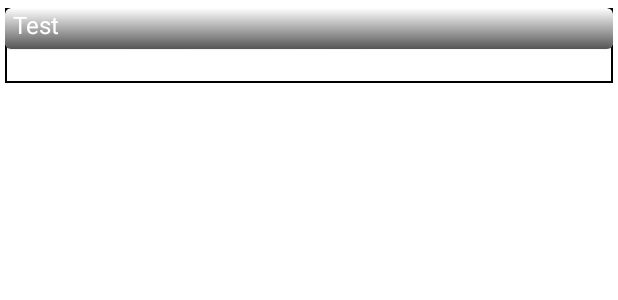
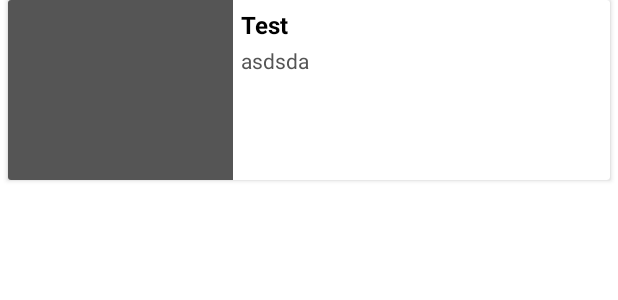
Before and after one commit to ZiadAbtar/Marvel-MDI, an Android app: the layout item_character.xml on its own in the app's theme, with its tools: preview values and no code run, on a phone screen of 412 x 824 dp. Shown: the top 300 px of the screen. Run offline under Robolectric (Android 15) with nearby library versions, the phone set to English and light mode, and no system bars; network calls fail.

Commit message:
fixing layout of characters to be more user friendly

```diff
--- a/app/src/main/res/drawable/shape_gradient.xml
+++ b/app/src/main/res/drawable/shape_gradient.xml
@@ -1,9 +1,10 @@
 <?xml version="1.0" encoding="utf-8"?>
 <shape xmlns:android="http://schemas.android.com/apk/res/android"
-    android:shape="rectangle" >
+    android:shape="rectangle">
 
     <gradient
         android:angle="270"
+        android:centerColor="@color/transparent"
         android:endColor="@color/grey"
         android:startColor="@color/transparent" />
 
--- a/app/src/main/res/layout/item_character.xml
+++ b/app/src/main/res/layout/item_character.xml
@@ -1,18 +1,13 @@
 <?xml version="1.0" encoding="utf-8"?>
-<androidx.constraintlayout.widget.ConstraintLayout xmlns:android="http://schemas.android.com/apk/res/android"
+
+<androidx.cardview.widget.CardView xmlns:android="http://schemas.android.com/apk/res/android"
     xmlns:app="http://schemas.android.com/apk/res-auto"
     xmlns:tools="http://schemas.android.com/tools"
     android:id="@+id/root"
     android:layout_width="match_parent"
     android:layout_height="wrap_content"
-    android:layout_marginHorizontal="3dp"
-    android:layout_marginVertical="5dp"
-    android:background="@drawable/shape_container">
-
-    <com.google.android.material.card.MaterialCardView
-        android:id="@+id/cv_character"
-        android:layout_width="match_parent"
-        android:layout_height="wrap_content"
+    android:layout_marginHorizontal="5dp"
+    android:layout_marginBottom="5dp"
     app:layout_constraintTop_toTopOf="parent">
 
     <androidx.constraintlayout.widget.ConstraintLayout
@@ -21,46 +16,44 @@
 
         <ImageView
             android:id="@+id/iv_character"
-                android:layout_width="match_parent"
-                android:layout_height="wrap_content"
-                android:transitionName="imageView"
+            android:layout_width="150dp"
+            android:layout_height="120dp"
             android:adjustViewBounds="true"
             android:background="@color/grey"
+            android:scaleType="centerCrop"
+            android:transitionName="imageView"
+            app:layout_constraintStart_toStartOf="parent"
             app:layout_constraintTop_toTopOf="parent" />
 
-            <View
-                android:layout_width="match_parent"
-                android:layout_height="0dp"
-                android:background="@drawable/shape_gradient"
-                app:layout_constraintBottom_toBottomOf="parent"
-                app:layout_constraintTop_toTopOf="parent" />
 
         <TextView
             android:id="@+id/tv_name"
-                android:layout_width="wrap_content"
+            android:layout_width="0dp"
             android:layout_height="wrap_content"
             android:layout_marginStart="5dp"
-                android:layout_marginTop="10dp"
+            android:layout_marginTop="5dp"
             android:layout_marginBottom="5dp"
             android:ellipsize="end"
-                android:textColor="@color/white"
+            android:textColor="@color/black"
             android:textSize="16sp"
-                app:layout_constraintBottom_toBottomOf="parent"
-                app:layout_constraintStart_toStartOf="parent"
+            android:textStyle="bold"
+            app:layout_constraintEnd_toEndOf="parent"
+            app:layout_constraintStart_toEndOf="@id/iv_character"
+            app:layout_constraintTop_toTopOf="@id/iv_character"
             tools:text="Test" />
-
-        </androidx.constraintlayout.widget.ConstraintLayout>
-    </com.google.android.material.card.MaterialCardView>
 
         <TextView
             android:id="@+id/tv_desc"
             android:layout_width="0dp"
-        android:layout_height="wrap_content"
-        android:layout_marginHorizontal="5dp"
+            android:layout_height="0dp"
             android:layout_marginTop="3dp"
-        android:layout_marginBottom="5dp"
-        android:textColor="@color/black"
+            android:ellipsize="end"
+            tools:text="asdsda "
+            android:maxLines="5"
+            android:textColor="@color/grey"
+            app:layout_constraintBottom_toBottomOf="parent"
             app:layout_constraintEnd_toEndOf="parent"
-        app:layout_constraintStart_toStartOf="parent"
-        app:layout_constraintTop_toBottomOf="@id/cv_character" />
+            app:layout_constraintStart_toStartOf="@id/tv_name"
+            app:layout_constraintTop_toBottomOf="@id/tv_name" />
     </androidx.constraintlayout.widget.ConstraintLayout>
+</androidx.cardview.widget.CardView>
```
Lines whose indentation alone changed are shown as unchanged.
